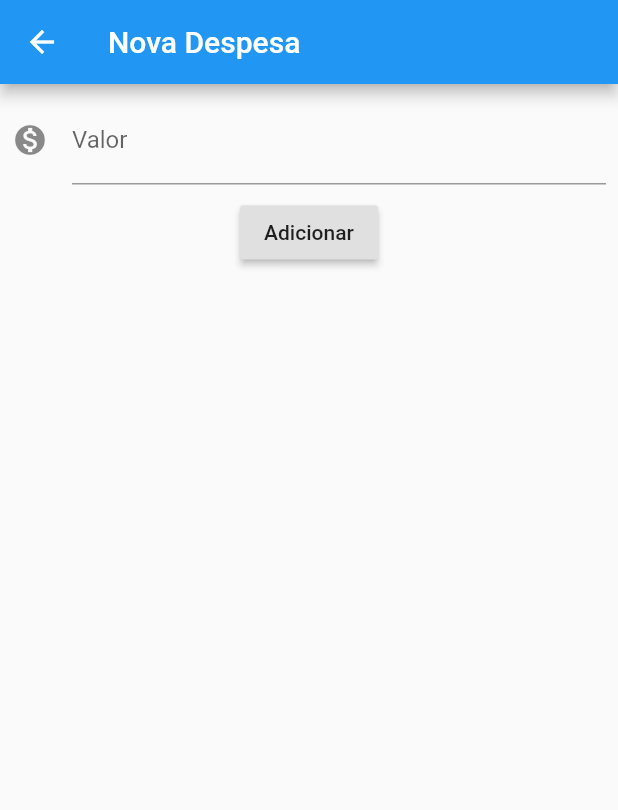
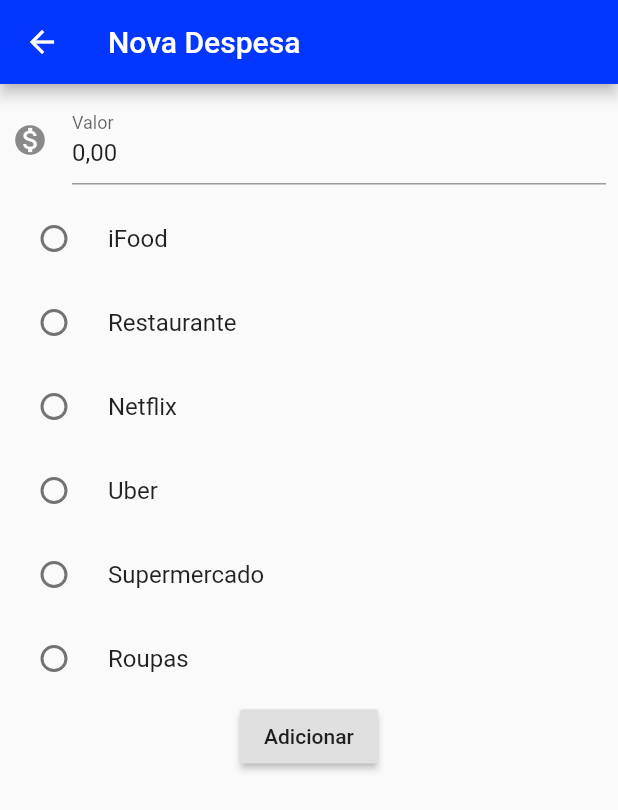
Before and after one commit to NataliaCFavero/finances, a Flutter app: the screen it shows after launch, after a tap on the "add" icon, on a phone screen of 412 x 824 dp. Shown: the top 810 px of the screen. Run offline on Flutter 3.47's test engine with Material 2 defaults, Android fonts, the phone set to English and light mode, and no system bars; our stand-ins replace flutter_masked_text.

Commit message:
Adding list expense type

```diff
--- a/lib/main.dart
+++ b/lib/main.dart
@@ -7,6 +7,8 @@ class FinancesApp extends StatelessWidget {
   @override
   Widget build(BuildContext context) {
     return MaterialApp(
+      theme: ThemeData(
+          primaryColor: Color(0xFF0336FF), accentColor: Color(0xFFFFDE03)),
       home: ListExpenses(),
     );
   }
--- /dev/null
+++ b/lib/models/expense_types.dart
@@ -0,0 +1,17 @@
+class ExpenseType {
+  String description;
+  int index;
+
+  ExpenseType({this.description, this.index});
+
+  List<ExpenseType> newList() {
+    return [
+      ExpenseType(index: 1, description: "iFood"),
+      ExpenseType(index: 2, description: "Restaurante"),
+      ExpenseType(index: 3, description: "Netflix"),
+      ExpenseType(index: 4, description: "Uber"),
+      ExpenseType(index: 5, description: "Supermercado"),
+      ExpenseType(index: 6, description: "Roupas"),
+    ];
+  }
+}
--- a/lib/screens/list_expense.dart
+++ b/lib/screens/list_expense.dart
@@ -28,16 +28,20 @@ class ListExpensesState extends State<ListExpenses> {
       floatingActionButton: FloatingActionButton(
         child: Icon(Icons.add),
         onPressed: () {
-          Future<Expense> future = Navigator.push(
-              context, MaterialPageRoute(builder: (context) => NewExpense()));
-          future.then((expense) {
-            if (expense != null) {
-              widget._listExpense.add(expense);
-            }
-          });
+          goToNewExpense(context);
         },
       ),
     );
+  }
+
+  void goToNewExpense(BuildContext context) {
+    Future<Expense> future = Navigator.push(
+        context, MaterialPageRoute(builder: (context) => NewExpense()));
+    future.then((expense) {
+      if (expense != null) {
+        widget._listExpense.add(expense);
+      }
+    });
   }
 }
 
@@ -52,10 +56,7 @@ class ItemExpenses extends StatelessWidget {
       child: ListTile(
         leading: Icon(Icons.monetization_on),
         title: Text(_expense.value.toString()),
-        subtitle: Chip(
-          backgroundColor: Colors.amber,
-          label: Text(_expense.category),
-        ),
+        subtitle: Text(_expense.category),
       ),
     );
   }
--- a/lib/screens/new_expense.dart
+++ b/lib/screens/new_expense.dart
@@ -1,6 +1,8 @@
 import 'package:finances/components/input_text.dart';
 import 'package:finances/models/expense.dart';
+import 'package:finances/models/expense_types.dart';
 import 'package:flutter/material.dart';
+import 'package:flutter_masked_text/flutter_masked_text.dart';
 
 const _titleAppBar = 'Nova Despesa';
 const _labelValue = 'Valor';
@@ -15,7 +17,9 @@ class NewExpense extends StatefulWidget {
 }
 
 class NewExpenseState extends State<NewExpense> {
-  final TextEditingController _controllerExpenseValue = TextEditingController();
+  final MoneyMaskedTextController _controllerExpenseValue =
+      MoneyMaskedTextController(decimalSeparator: ',', thousandSeparator: '.');
+  RadioListExpenseTypeWidget statefulWidget = RadioListExpenseTypeWidget();
 
   @override
   Widget build(BuildContext context) {
@@ -23,7 +27,8 @@ class NewExpenseState extends State<NewExpense> {
       appBar: AppBar(
         title: Text(_titleAppBar),
       ),
-      body: Column(
+      body: SingleChildScrollView(
+        child: Column(
           children: <Widget>[
             InputText(
               _controllerExpenseValue,
@@ -31,6 +36,7 @@ class NewExpenseState extends State<NewExpense> {
               _hintValue,
               icon: Icons.monetization_on,
             ),
+            statefulWidget,
             RaisedButton(
               child: Text(_buttonAdd),
               onPressed: () {
@@ -39,15 +45,95 @@ class NewExpenseState extends State<NewExpense> {
             ),
           ],
         ),
+      ),
     );
   }
 
   void createExpense(BuildContext context) {
-    final double value =
-        double.tryParse(_controllerExpenseValue.text.toString());
-
-    if (value != null) {
-      Navigator.pop(context, Expense(value, "iFood"));
+    if (statefulWidget._character != null) {
+      Navigator.pop(
+          context,
+          Expense(_controllerExpenseValue.numberValue,
+              statefulWidget._character.description));
+    } else {
+      _neverSatisfied();
     }
   }
+
+  Future<void> _neverSatisfied() async {
+    return showDialog<void>(
+      context: context,
+      barrierDismissible: false, // user must tap button!
+      builder: (BuildContext context) {
+        return AlertDialog(
+          title: Text('Classificar Despesa'),
+          content: SingleChildScrollView(
+            child: ListBody(
+              children: <Widget>[
+                Text('Selecione o tipo da sua despesa.'),
+              ],
+            ),
+          ),
+          actions: <Widget>[
+            FlatButton(
+              child: Text('Ok'),
+              onPressed: () {
+                Navigator.of(context).pop();
+              },
+            ),
+          ],
+        );
+      },
+    );
   }
+}
+
+enum SingingCharacter { lafayette, jefferson }
+
+class RadioListExpenseTypeWidget extends StatefulWidget {
+  RadioListExpenseTypeWidget({Key key}) : super(key: key);
+
+  List<ExpenseType> expenseTypeList = ExpenseType().newList();
+  List<Widget> widgetsList = [];
+  ExpenseType _character;
+
+  @override
+  _RadioListExpenseTypeWidgetState createState() =>
+      _RadioListExpenseTypeWidgetState();
+}
+
+class _RadioListExpenseTypeWidgetState
+    extends State<RadioListExpenseTypeWidget> {
+  @override
+  Widget build(BuildContext context) {
+    return Column(
+      children: createList(),
+    );
+  }
+
+  List<RadioListTile> createList() {
+    List<RadioListTile> listTile = [];
+    for (ExpenseType type in widget.expenseTypeList) {
+      listTile.add(createRadioList(type));
+    }
+    return listTile;
+  }
+
+  RadioListTile createRadioList(ExpenseType expenseType) {
+    return RadioListTile<ExpenseType>(
+      title: Text(expenseType.description),
+      value: expenseType,
+      groupValue: widget._character,
+      onChanged: (ExpenseType value) {
+        setSelectedType(value);
+      },
+    );
+  }
+
+  setSelectedType(ExpenseType type) {
+    setState(() {
+      print(type.description);
+      widget._character = type;
+    });
+  }
+}
--- a/pubspec.yaml
+++ b/pubspec.yaml
@@ -17,6 +17,7 @@ environment:
   sdk: ">=2.1.0 <3.0.0"
 
 dependencies:
+  flutter_masked_text: ^0.7.0
   flutter:
     sdk: flutter
 
```
Lines whose indentation alone changed are shown as unchanged.
